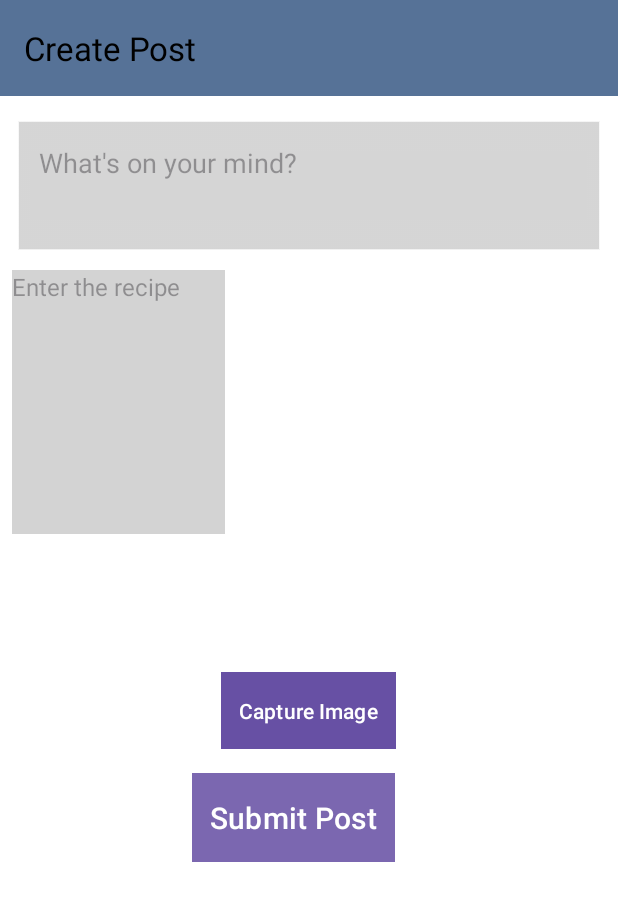
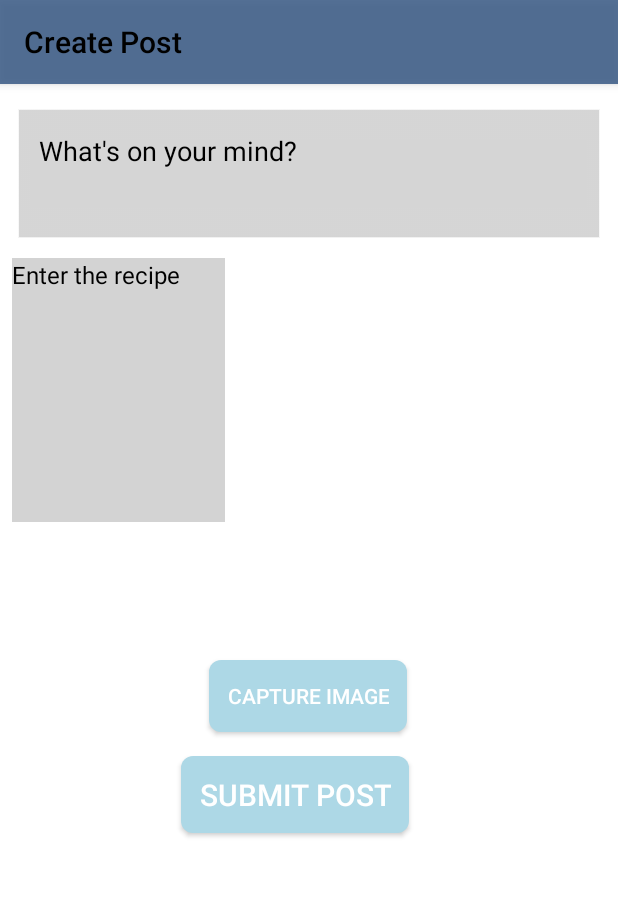
Before and after one commit to U210709718/UriFoodie, an Android app: the PostActivity screen opened directly, with no data from a screen before it, on a phone screen of 412 x 824 dp. Shown: the top 901 px of the screen. Run offline under Robolectric (Android 15) with nearby library versions, the phone set to English and light mode, and no system bars; our stand-ins replace Firebase (no records; nobody signed in at launch, a user with empty details on screens opened directly).

Commit message:
make style better

```diff
--- a/UriFoodie/app/src/main/AndroidManifest.xml
+++ b/UriFoodie/app/src/main/AndroidManifest.xml
@@ -19,7 +19,7 @@
         android:label="@string/app_name"
         android:roundIcon="@mipmap/ic_launcher_round"
         android:supportsRtl="true"
-        android:theme="@style/Theme.Urifoodie"
+        android:theme="@style/Theme.AppCompat.Light.NoActionBar"
         tools:targetApi="31">
 
         <!-- Correct FileProvider Configuration -->
--- /dev/null
+++ b/UriFoodie/app/src/main/res/drawable/button_light_blue.xml
@@ -0,0 +1,5 @@
+<?xml version="1.0" encoding="utf-8"?>
+<shape xmlns:android="http://schemas.android.com/apk/res/android" android:shape="rectangle">
+    <solid android:color="#ADD8E6" /> <!-- Light blue color -->
+    <corners android:radius="8dp" /> <!-- Optional: Rounded corners -->
+</shape>
--- a/UriFoodie/app/src/main/res/layout/activity_main.xml
+++ b/UriFoodie/app/src/main/res/layout/activity_main.xml
@@ -14,6 +14,9 @@
         android:id="@+id/bottomNavigationView"
         android:layout_width="match_parent"
         android:layout_height="wrap_content"
+        android:background="@color/white"
+        app:itemTextColor="@color/black"
+        app:itemIconTint="@color/black"
         android:layout_alignParentBottom="true"
-        app:menu="@menu/bottom_nav_menu"/>
+        app:menu="@menu/bottom_nav_menu" />
 </RelativeLayout>
--- a/UriFoodie/app/src/main/res/layout/activity_post.xml
+++ b/UriFoodie/app/src/main/res/layout/activity_post.xml
@@ -39,6 +39,8 @@
         android:inputType="textMultiLine"
         android:minLines="5"
         android:padding="16dp"
+        android:textColorHint="#000000"
+        android:textColorLink="#000000"
         app:layout_constraintEnd_toEndOf="parent"
         app:layout_constraintStart_toStartOf="parent"
         app:layout_constraintTop_toBottomOf="@id/toolbar" />
@@ -54,8 +56,7 @@
         android:visibility="visible"
         app:layout_constraintBottom_toTopOf="@+id/captureImageButton"
         app:layout_constraintEnd_toEndOf="parent"
-        app:layout_constraintHorizontal_bias="1.0"
-        app:layout_constraintStart_toStartOf="parent"
+        app:layout_constraintStart_toEndOf="@+id/recipie"
         app:layout_constraintTop_toBottomOf="@id/postTextInput"
         app:layout_constraintVertical_bias="0.0" />
 
@@ -65,11 +66,12 @@
         android:layout_width="wrap_content"
         android:layout_height="wrap_content"
         android:layout_marginTop="276dp"
-        android:background="#163759"
+        android:background="@drawable/button_light_blue"
         android:padding="12dp"
         android:text="Capture Image"
+        style="@null"
         android:textColor="@android:color/white"
-        android:textColorLink="@color/blue"
+        android:textColorLink="#03A9F4"
         app:layout_constraintEnd_toEndOf="parent"
         app:layout_constraintHorizontal_bias="0.498"
         app:layout_constraintStart_toStartOf="parent"
@@ -80,10 +82,12 @@
         android:layout_width="wrap_content"
         android:layout_height="wrap_content"
         android:layout_marginTop="16dp"
-        android:background="@color/blue"
+        android:background="@drawable/button_light_blue"
         android:padding="12dp"
         android:text="Submit Post"
+        style="@null"
         android:textColor="@android:color/white"
+        android:textColorLink="#03A9F4"
         android:textSize="20sp"
         app:layout_constraintEnd_toEndOf="parent"
         app:layout_constraintHorizontal_bias="0.463"
@@ -100,6 +104,8 @@
         android:gravity="start|top"
         android:hint="Enter the recipe"
         android:inputType="textMultiLine"
+        android:textColorHint="#000000"
+        android:textColorLink="#000000"
         android:textSize="16sp"
         app:layout_constraintBottom_toTopOf="@+id/captureImageButton"
         app:layout_constraintStart_toStartOf="parent"
--- a/UriFoodie/app/src/main/res/layout/item_post.xml
+++ b/UriFoodie/app/src/main/res/layout/item_post.xml
@@ -64,7 +64,7 @@
             android:layout_width="wrap_content"
             android:layout_height="wrap_content"
             android:layout_marginTop="8dp"
-            android:backgroundTint="@color/primaryColor"
+            android:background="@color/blue"
             android:text="Recipe"
             android:textColor="@android:color/white" />
     </LinearLayout>
```
